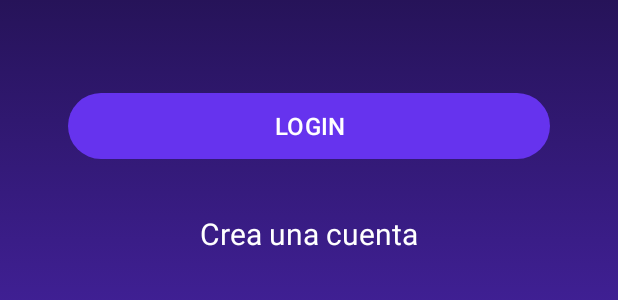
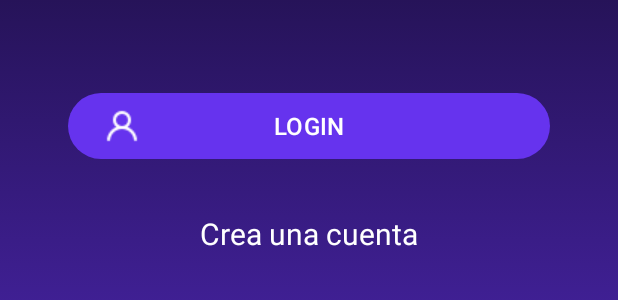
Before and after one commit to AlbertoArroyoS/ToDoList, an Android app: the layout activity_login.xml on its own in the app's theme, with its tools: preview values and no code run, on a phone screen of 412 x 824 dp. Shown: the part 462-762 px from the top of the screen. Run offline under Robolectric (Android 15) with nearby library versions, the phone set to English and light mode, and no system bars.

Commit message:
Actualizaciones y apk

```diff
--- a/Android_Studio/app/src/main/java/com/example/todolist/Login.java
+++ b/Android_Studio/app/src/main/java/com/example/todolist/Login.java
@@ -154,6 +154,7 @@ public class Login extends AppCompatActivity {
         String email = emailText.getText().toString().trim();
         if (TextUtils.isEmpty(email)) {
             emailLayout.setError(getString(R.string.error_mail));
+            emailText.setError("Campo obligatorio");
             emailLayout.requestFocus();
             Toast.makeText(Login.this, "Introduzca un email.", Toast.LENGTH_SHORT).show();
             return false;
@@ -167,12 +168,14 @@ public class Login extends AppCompatActivity {
         if (TextUtils.isEmpty(password)) {
             passLayout.setError(getString(R.string.error_password));
             passLayout.requestFocus();
+            passText.setError("Campo obligatorio");
             Toast.makeText(Login.this, "Introduzca contraseña.", Toast.LENGTH_SHORT).show();
             return false;
         } else if (password.length() < 5) {
             passLayout.setError(getString(R.string.error_short_password));
             passLayout.requestFocus();
-            Toast.makeText(Login.this, "La contraseña debe tener al menos " + 5 + " caracteres.", Toast.LENGTH_SHORT).show();
+            passText.setError("La contraseña debe tener 6 caracteres mínimo");
+            Toast.makeText(Login.this, "Tamaño contraseña incorrecto.", Toast.LENGTH_SHORT).show();
             return false;
         } else {
             passLayout.setErrorEnabled(false);
@@ -190,6 +193,7 @@ public class Login extends AppCompatActivity {
         } else {
             emailLayout.setError(getString(R.string.error_invalid_email));
             emailLayout.requestFocus();
+            passText.setError("Correo electronico no válido");
             Toast.makeText(Login.this, "Introduzca un correo electrónico válido.", Toast.LENGTH_SHORT).show();
             return false; // El correo electrónico no tiene un formato válido
         }
--- a/Android_Studio/app/src/main/res/layout/activity_login.xml
+++ b/Android_Studio/app/src/main/res/layout/activity_login.xml
@@ -18,7 +18,8 @@
         app:layout_constraintEnd_toEndOf="parent"
         app:layout_constraintStart_toStartOf="parent"
         app:layout_constraintTop_toTopOf="parent"
-        android:textColor="@color/white"/>
+        android:textColor="@color/white"
+        />
 
 
     <com.google.android.material.textfield.TextInputLayout
@@ -84,8 +85,12 @@
         android:layout_height="52dp"
         android:layout_marginTop="72dp"
         android:text="@string/login"
+        android:textAlignment="center"
         android:textSize="16sp"
         app:cornerRadius="32sp"
+        app:icon="@drawable/usuario"
+        app:iconPadding="-25dp"
+        app:iconSize="24dp"
         app:layout_constraintEnd_toEndOf="parent"
         app:layout_constraintStart_toStartOf="parent"
         app:layout_constraintTop_toBottomOf="@+id/layoutPass" />
```
Also changed, not shown: Android_Studio/app/src/main/res/drawable/usuario.png (added), 1 other file.
